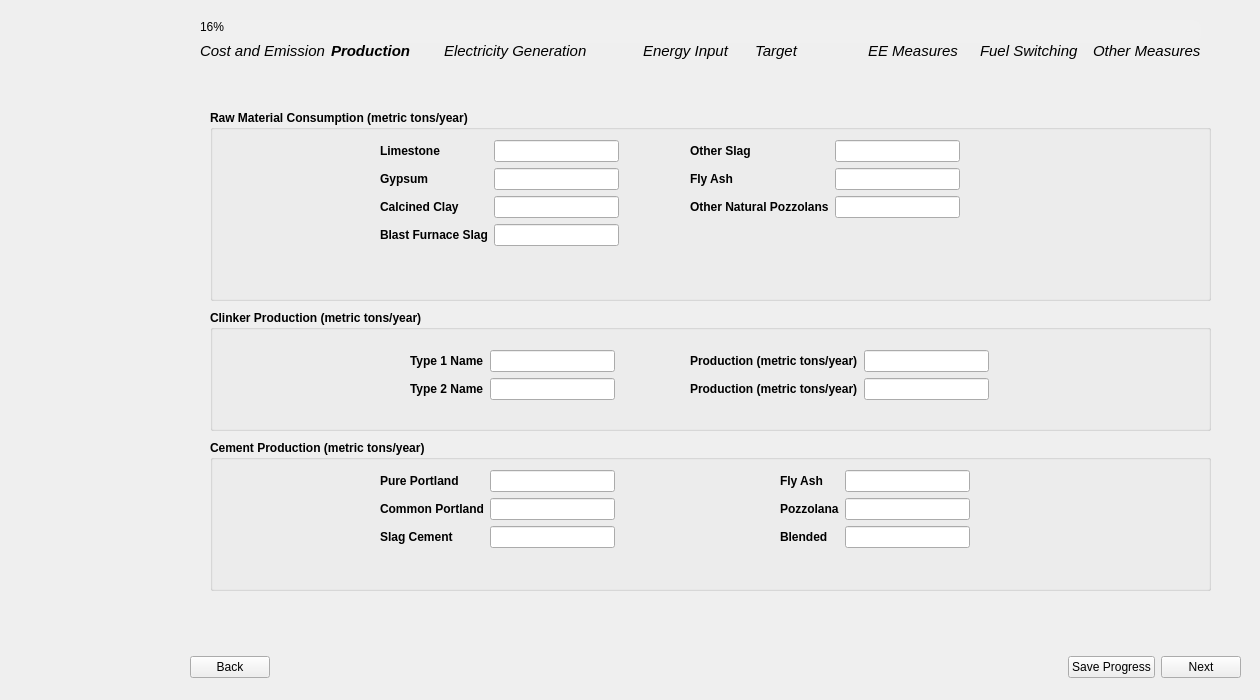
WongCurtis95/lbnl_best_public, file 00_BEST_windows/ui_files_latest/Page3_ProductionInput_qwidget.ui: the form before one commit.
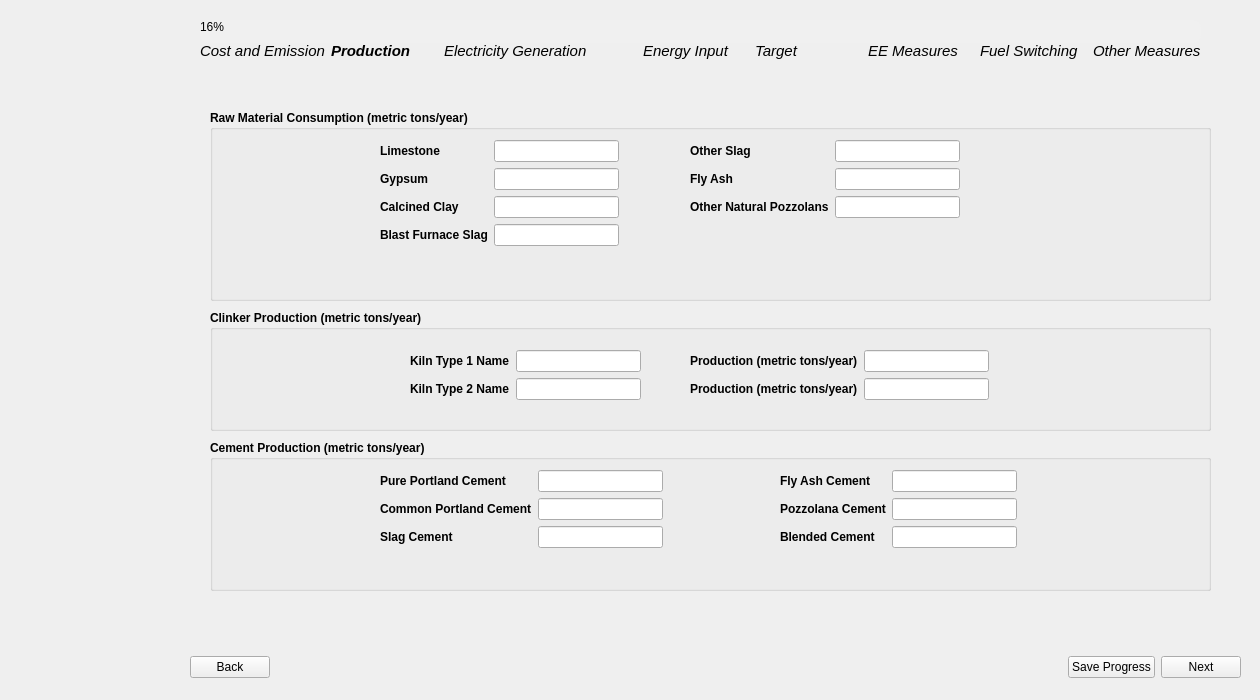
The form after the commit. Icons and pictures are not drawn.

Commit message: Updated some names in the energy input UI page; changed MSW emission intensity; made other minor changes

```diff
--- a/00_BEST_windows/ui_files_latest/Page3_ProductionInput_qwidget.ui
+++ b/00_BEST_windows/ui_files_latest/Page3_ProductionInput_qwidget.ui
@@ -359,7 +359,7 @@
      <item row="0" column="0">
       <widget class="QLabel" name="type_1_label">
        <property name="text">
-        <string>Type 1 Name</string>
+        <string>Kiln Type 1 Name</string>
        </property>
       </widget>
      </item>
@@ -379,7 +379,7 @@
      <item row="1" column="0">
       <widget class="QLabel" name="type_2_label">
        <property name="text">
-        <string>Type 2 Name</string>
+        <string>Kiln Type 2 Name</string>
        </property>
       </widget>
      </item>
@@ -473,7 +473,7 @@
      <rect>
       <x>170</x>
       <y>30</y>
-      <width>271</width>
+      <width>307</width>
       <height>106</height>
      </rect>
     </property>
@@ -481,7 +481,7 @@
      <item row="0" column="0">
       <widget class="QLabel" name="pure_portland_label">
        <property name="text">
-        <string>Pure Portland</string>
+        <string>Pure Portland Cement</string>
        </property>
       </widget>
      </item>
@@ -501,7 +501,7 @@
      <item row="1" column="0">
       <widget class="QLabel" name="common_portland_label">
        <property name="text">
-        <string>Common Portland</string>
+        <string>Common Portland Cement</string>
        </property>
       </widget>
      </item>
@@ -545,7 +545,7 @@
      <rect>
       <x>570</x>
       <y>30</y>
-      <width>221</width>
+      <width>261</width>
       <height>106</height>
      </rect>
     </property>
@@ -553,7 +553,7 @@
      <item row="0" column="0">
       <widget class="QLabel" name="flay_ash_label">
        <property name="text">
-        <string>Fly Ash</string>
+        <string>Fly Ash Cement</string>
        </property>
       </widget>
      </item>
@@ -573,7 +573,7 @@
      <item row="1" column="0">
       <widget class="QLabel" name="pozzolana_label">
        <property name="text">
-        <string>Pozzolana</string>
+        <string>Pozzolana Cement</string>
        </property>
       </widget>
      </item>
@@ -593,7 +593,7 @@
      <item row="2" column="0">
       <widget class="QLabel" name="blended_label">
        <property name="text">
-        <string>Blended</string>
+        <string>Blended Cement</string>
        </property>
       </widget>
      </item>
```
The commit also changes 15 other files.
